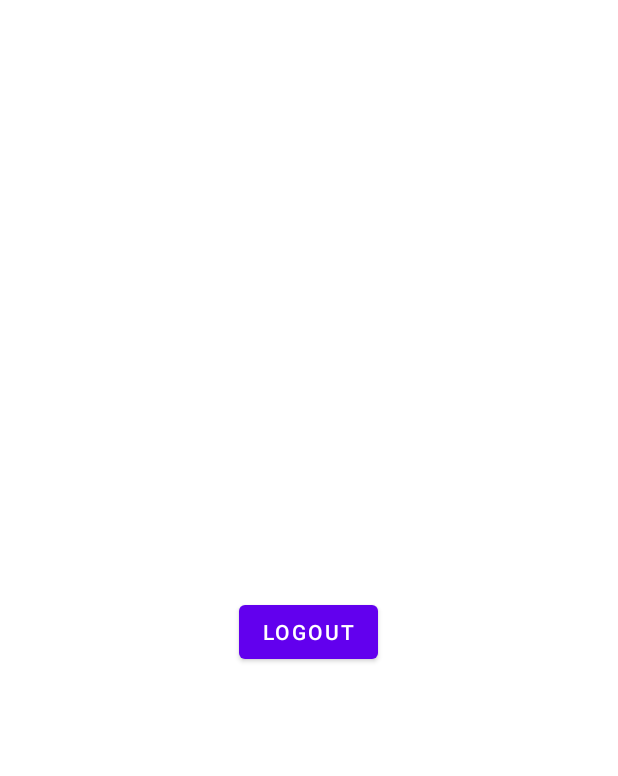
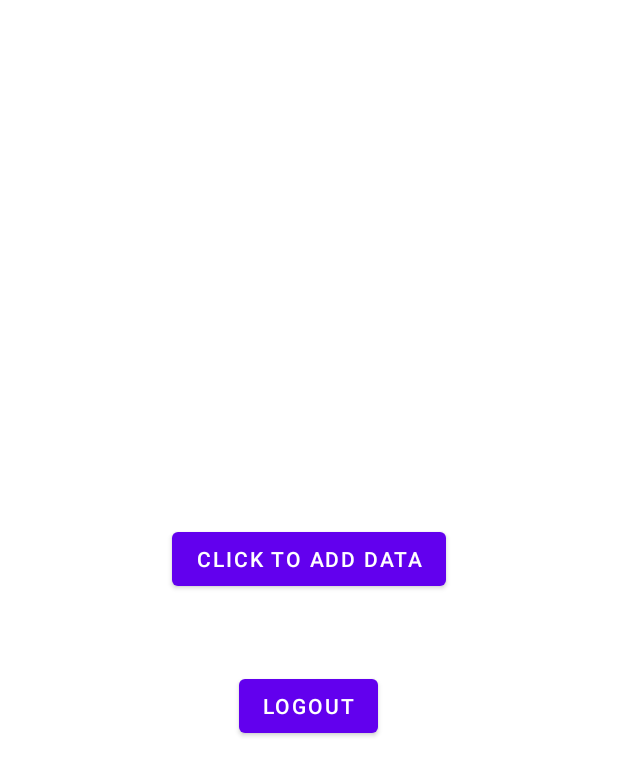
Before and after one commit to NduonyiJackUkitetu/Online-Voting-System, an Android app: the screen it shows after launch once a user with an empty profile is signed in (MainActivity), on a phone screen of 412 x 824 dp. Shown: the top 776 px of the screen. Run offline under Robolectric (Android 15) with nearby library versions, the phone set to English and light mode, and no system bars; our stand-ins replace Firebase (no records; nobody signed in at launch, a user with empty details on screens opened directly).

Commit message:
Add data to Real Time DB button test

```diff
--- a/app/src/main/java/com/example/onlinevotingsystem/MainActivity.java
+++ b/app/src/main/java/com/example/onlinevotingsystem/MainActivity.java
@@ -10,11 +10,15 @@ import android.widget.TextView;
 
 import com.google.firebase.auth.FirebaseAuth;
 import com.google.firebase.auth.FirebaseUser;
+import com.google.firebase.database.DatabaseReference;
+import com.google.firebase.database.FirebaseDatabase;
 
 public class MainActivity extends AppCompatActivity {
 
     FirebaseAuth auth;
-    Button logoutButton;
+    FirebaseDatabase database;
+    DatabaseReference myRef;
+    Button logoutButton, addDataButton;
     TextView userName;
     FirebaseUser currUser;
 
@@ -23,8 +27,12 @@ public class MainActivity extends AppCompatActivity {
         super.onCreate(savedInstanceState);
         setContentView(R.layout.activity_main);
 
+        database = FirebaseDatabase.getInstance();
+        myRef = database.getReference("message");
+
         auth = FirebaseAuth.getInstance();
         logoutButton = findViewById(R.id.logout_button);
+        addDataButton = findViewById(R.id.write_data);
         userName = findViewById(R.id.user_name_text);
         currUser = auth.getCurrentUser();
 
@@ -38,6 +46,14 @@ public class MainActivity extends AppCompatActivity {
             userName.setText(currUser.getEmail());
         }
 
+        addDataButton.setOnClickListener(new View.OnClickListener() {
+            @Override
+            public void onClick(View view) {
+                // Write a message to the database
+                myRef.setValue("Hello, World!");
+            }
+        });
+
         logoutButton.setOnClickListener(new View.OnClickListener() {
             @Override
             public void onClick(View view) {
--- a/app/src/main/res/layout/activity_main.xml
+++ b/app/src/main/res/layout/activity_main.xml
@@ -17,6 +17,12 @@
         app:layout_constraintEnd_toEndOf="parent"
         app:layout_constraintStart_toStartOf="parent"
         app:layout_constraintTop_toTopOf="parent" />
+    <Button
+        android:text="@string/click_to_add_data"
+        android:id="@+id/write_data"
+        android:layout_marginBottom="50sp"
+        android:layout_width="wrap_content"
+        android:layout_height="wrap_content"/>
 
     <Button
         android:text="@string/logout"
--- a/app/src/main/res/values/strings.xml
+++ b/app/src/main/res/values/strings.xml
@@ -17,5 +17,6 @@
     <string name="click_to_login">Already Registered? Click Here to Login</string>
     <string name="click_to_registration">No Login? Click here to Register!</string>
     <string name="logout">Logout</string>
+    <string name="click_to_add_data">Click to add data</string>
 
 </resources>
```
